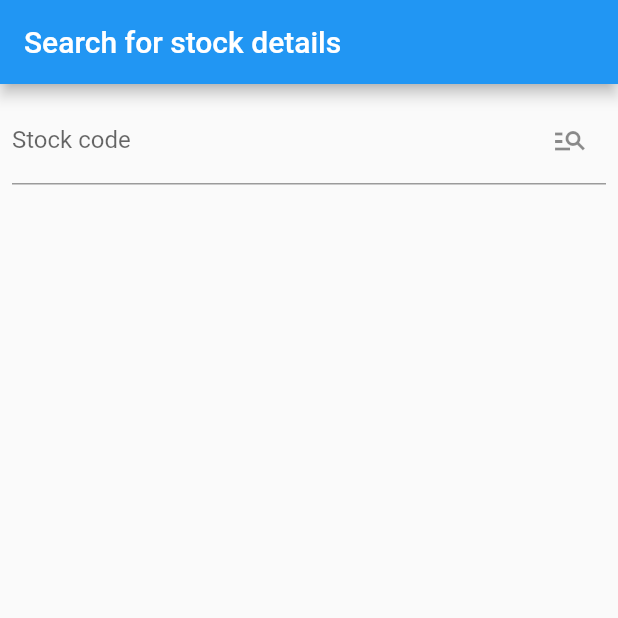
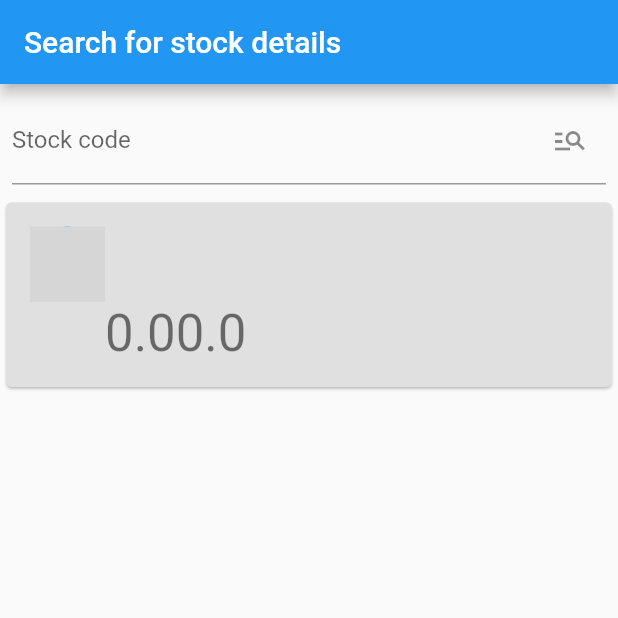
Before and after one commit to m4rc0s/stock_analysis_app, a Flutter app: the screen it shows after launch, on a phone screen of 412 x 824 dp, the top half of it. Run offline on Flutter 3.47's test engine with Material 2 defaults, Android fonts, the phone set to English and light mode, and no system bars; our stand-ins replace flutter_riverpod, flutter_svg, flutter_svg_provider, freezed_annotation; missing offline and left inert: jsonrpc2; network calls fail; grey boxes are pictures that could not be loaded.

Commit message:
feat: stock details card

```diff
--- a/lib/main.dart
+++ b/lib/main.dart
@@ -1,7 +1,9 @@
 import 'package:flutter/material.dart';
 import 'package:flutter_riverpod/flutter_riverpod.dart';
+import 'package:flutter_svg/flutter_svg.dart';
 import 'package:stock_analysis_app/service/quote_stock_by_code.dart';
 import 'package:stock_analysis_app/service/quote_stock_by_code_provider.dart';
+import 'package:flutter_svg_provider/flutter_svg_provider.dart' as SvgProvider;
 
 void main() {
   runApp(const ProviderScope(child: MyApp()));
@@ -80,9 +82,109 @@ class MyHomePage extends ConsumerWidget {
           ),
           Consumer(builder: (context, ref, _) {
             final something = ref.watch(stockQuoteDetailsProvider);
-            return Text(
-              something.shortName,
-              style: Theme.of(context).textTheme.headline4,
+            return Card(
+              color: Colors.grey[300],
+              elevation: 0.8,
+              child: Container(
+                padding:
+                    const EdgeInsets.symmetric(vertical: 16, horizontal: 16),
+                child: Column(
+                  crossAxisAlignment: CrossAxisAlignment.start,
+                  children: [
+                    Row(
+                        crossAxisAlignment: CrossAxisAlignment.start,
+                        children: [
+                          Column(
+                            crossAxisAlignment: CrossAxisAlignment.start,
+                            children: [
+                              Row(
+                                mainAxisAlignment: MainAxisAlignment.start,
+                                crossAxisAlignment: CrossAxisAlignment.start,
+                                children: [
+                                  CircleAvatar(
+                                    radius:
+                                        25, //we give the image a radius of 50
+                                    child:
+                                        SvgPicture.network(something.logourl),
+                                  )
+                                ],
+                              )
+                            ],
+                          ),
+                          Column(
+                            crossAxisAlignment: CrossAxisAlignment.start,
+                            children: [
+                              Row(children: [
+                                Column(
+                                    crossAxisAlignment:
+                                        CrossAxisAlignment.start,
+                                    children: [
+                                      Row(children: [
+                                        Text(
+                                          something.longName,
+                                          style: Theme.of(context)
+                                              .textTheme
+                                              .headline5,
+                                        )
+                                      ]),
+                                      Row(children: [
+                                        Text(
+                                          something.shortName,
+                                          style: Theme.of(context)
+                                              .textTheme
+                                              .headline6,
+                                        )
+                                      ])
+                                    ])
+                              ]),
+                              Row(
+                                children: [
+                                  Column(
+                                    children: [
+                                      Row(children: [
+                                        Text(
+                                          something.currency,
+                                          style: Theme.of(context)
+                                              .textTheme
+                                              .headline4,
+                                        )
+                                      ])
+                                    ],
+                                  ),
+                                  Column(
+                                    children: [
+                                      Row(children: [
+                                        Text(
+                                          something.regularMarketPrice
+                                              .toString(),
+                                          style: Theme.of(context)
+                                              .textTheme
+                                              .headline4,
+                                        )
+                                      ])
+                                    ],
+                                  ),
+                                  Column(
+                                    children: [
+                                      Row(children: [
+                                        Text(
+                                          something.twoHundredDayAverage
+                                              .toString(),
+                                          style: Theme.of(context)
+                                              .textTheme
+                                              .headline4,
+                                        )
+                                      ])
+                                    ],
+                                  )
+                                ],
+                              )
+                            ],
+                          )
+                        ])
+                  ],
+                ),
+              ),
             );
           }),
         ],
--- a/lib/service/models/stock_quote_detail.dart
+++ b/lib/service/models/stock_quote_detail.dart
@@ -6,12 +6,14 @@ part 'stock_quote_detail.g.dart';
 
 @unfreezed
 class StockQuoteDetail with _$StockQuoteDetail {
-  factory StockQuoteDetail({
-    required String symbol,
-    required String shortName,
-    required double regularMarketPrice,
-    double? twoHundredDayAverage,
-  }) = _StockQuoteDetail;
+  factory StockQuoteDetail(
+      {required String symbol,
+      required String shortName,
+      required double regularMarketPrice,
+      double? twoHundredDayAverage,
+      required String logourl,
+      required String currency,
+      required String longName}) = _StockQuoteDetail;
 
   factory StockQuoteDetail.fromJson(Map<String, Object?> json) =>
       _$StockQuoteDetailFromJson(json);
--- a/lib/service/quote_stock_by_code_provider.dart
+++ b/lib/service/quote_stock_by_code_provider.dart
@@ -8,7 +8,10 @@ class QuoteStockByCodeNotifier extends StateNotifier<StockQuoteDetail> {
             symbol: '',
             shortName: '',
             regularMarketPrice: 0.0,
-            twoHundredDayAverage: 0.0));
+            twoHundredDayAverage: 0.0,
+            logourl: 'https://s3-symbol-logo.tradingview.com/weg--big.svg',
+            currency: '',
+            longName: ''));
 
   setDetail(StockQuoteDetail detail) {
     state = detail;
--- a/pubspec.yaml
+++ b/pubspec.yaml
@@ -40,6 +40,8 @@ dependencies:
   flutter_riverpod: ^2.0.0-dev.7
   freezed_annotation: ^2.0.3
   json_annotation: ^4.5.0
+  flutter_svg: ^1.0.3
+  flutter_svg_provider: ^1.0.3
 
 dev_dependencies:
   flutter_test:
```
Also changed, not shown: lib/service/models/stock_quote_detail.freezed.dart, lib/service/models/stock_quote_detail.g.dart, pubspec.lock.
